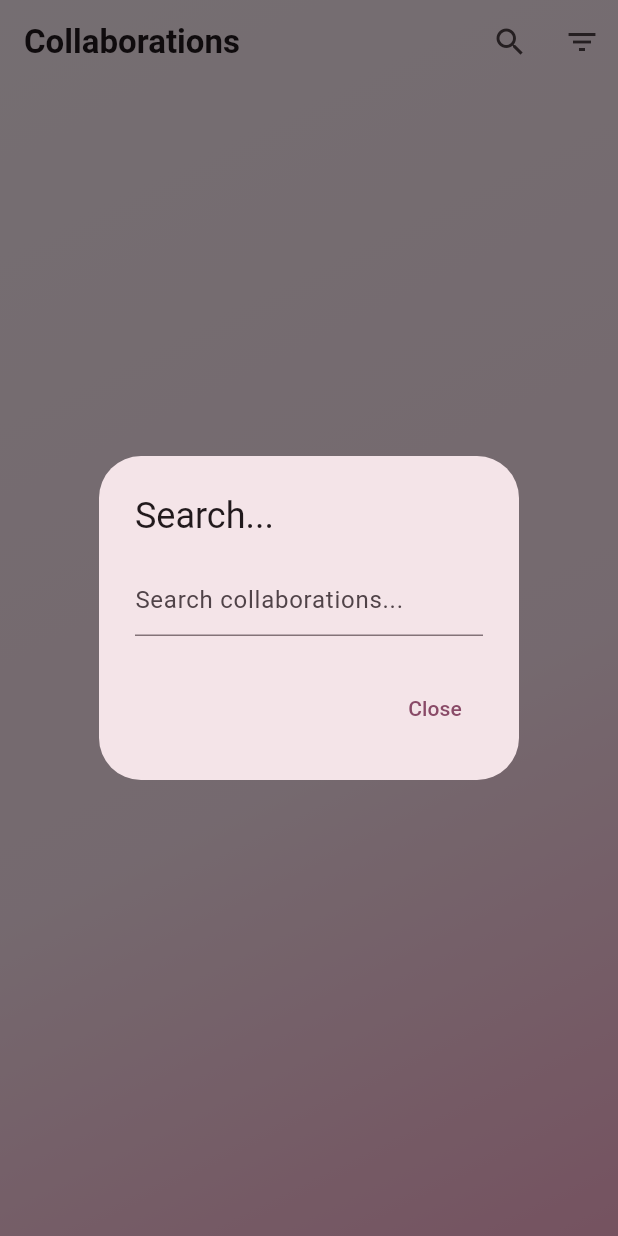
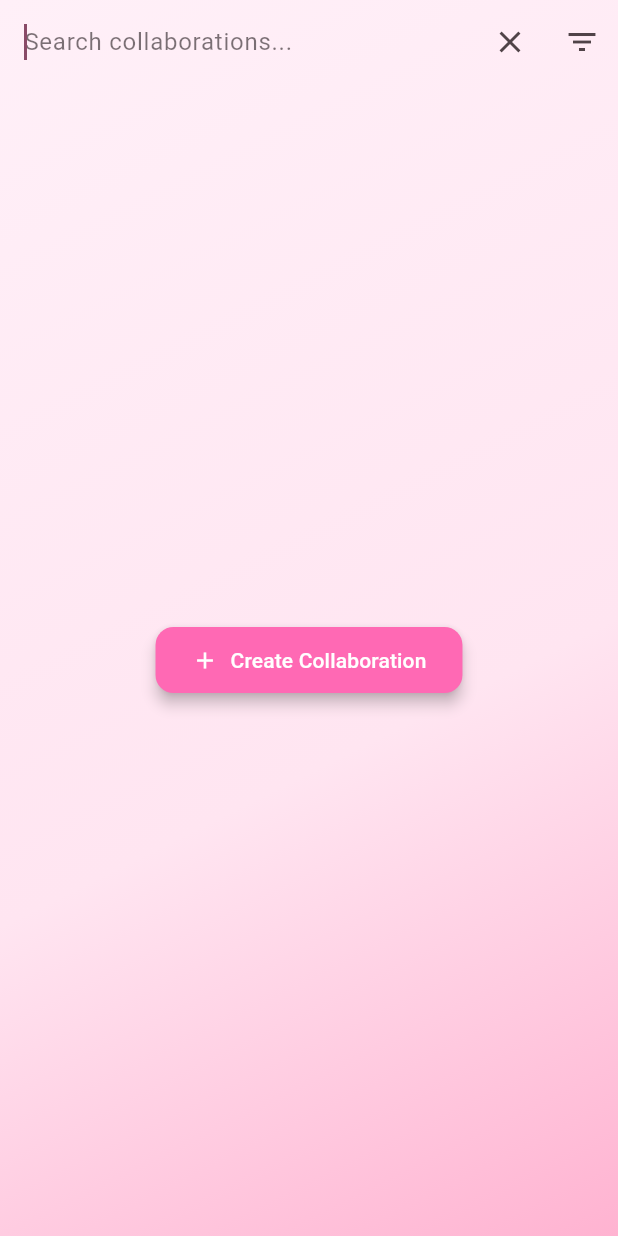
Before and after one commit to ph1l1pF/CollabFlow, a Flutter app: the CollaborationListPage screen opened directly, after a tap on the "search" icon, on a phone screen of 412 x 824 dp. Run offline on Flutter 3.47's test engine with Material 3 defaults, Android fonts, the phone set to English and light mode, and no system bars; our stand-ins replace flutter_local_notifications, flutter_secure_storage, hive, hive_flutter, pdf, share_plus and 4 more; missing offline and left inert: store_checker; accounts and stored records are empty.

Commit message:
fix search

```diff
--- a/lib/views/collaborations-list/collaborations-list.dart
+++ b/lib/views/collaborations-list/collaborations-list.dart
@@ -24,6 +24,7 @@ class CollaborationListPage extends StatefulWidget {
 class _CollaborationListPageState extends State<CollaborationListPage> {
   String _searchText = '';
   List<CollabState> _selectedStates = [];
+  bool _isSearchVisible = false;
 
   @override
   void initState() {
@@ -47,7 +48,26 @@ class _CollaborationListPageState extends State<CollaborationListPage> {
         backgroundColor: Colors.transparent,
         appBar: AppBar(
           backgroundColor: Colors.transparent,
-          title: Text(
+          title: _isSearchVisible
+              ? TextField(
+                  autofocus: true,
+                  onChanged: (value) {
+                    setState(() {
+                      _searchText = value;
+                    });
+                  },
+                  decoration: InputDecoration(
+                    hintText: "Search collaborations...",
+                    border: InputBorder.none,
+                    hintStyle: TextStyle(
+                      color: Theme.of(context).colorScheme.onSurface.withOpacity(0.6),
+                    ),
+                  ),
+                  style: TextStyle(
+                    color: Theme.of(context).colorScheme.onSurface,
+                  ),
+                )
+              : Text(
                   AppLocalizations.of(context)?.collaborations ?? "Collaborations",
                   style: const TextStyle(fontWeight: FontWeight.bold),
                 ),
@@ -56,34 +76,14 @@ class _CollaborationListPageState extends State<CollaborationListPage> {
             // Search button
             IconButton(
               onPressed: () {
-                showDialog(
-                  context: context,
-                  builder: (BuildContext context) {
-                    return AlertDialog(
-                      title: Text(AppLocalizations.of(context)?.search ?? "Search"),
-                      content: TextField(
-                        onChanged: (value) {
                 setState(() {
-                            _searchText = value;
+                  _isSearchVisible = !_isSearchVisible;
+                  if (!_isSearchVisible) {
+                    _searchText = '';
+                  }
                 });
               },
-                        decoration: InputDecoration(
-                          hintText: "Search collaborations...",
-                        ),
-                      ),
-                      actions: [
-                        TextButton(
-                          onPressed: () {
-                            Navigator.of(context).pop();
-                          },
-                          child: Text("Close"),
-                        ),
-                      ],
-                    );
-                  },
-                );
-              },
-              icon: const Icon(Icons.search),
+              icon: Icon(_isSearchVisible ? Icons.close : Icons.search),
             ),
             // Filter button
             IconButton(
@@ -244,6 +244,8 @@ class _CollaborationListPageState extends State<CollaborationListPage> {
                           );
                           repository.deleteById(collab.id);
                         },
+                        child: GestureDetector(
+
                           child: Card(
                             margin: const EdgeInsets.symmetric(
                               horizontal: 12,
@@ -324,6 +326,7 @@ class _CollaborationListPageState extends State<CollaborationListPage> {
                             },
                           ),
                         ),
+                      ),
                     );
                   },
                 );
@@ -332,4 +335,6 @@ class _CollaborationListPageState extends State<CollaborationListPage> {
       ),
     );
   }
+
+
 }
```
Lines whose indentation alone changed are shown as unchanged.
